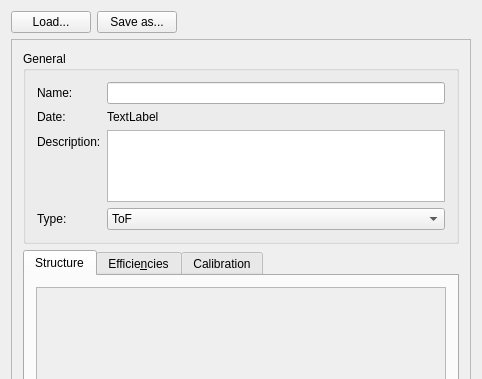
The window that ui_files/ui_request_detector_settings.ui (JYU-IBA/potku) describes before a commit, drawn with Qt 5; both pictures show x 0 to 482 and y 0 to 379 of the 482 by 636 pixel window.
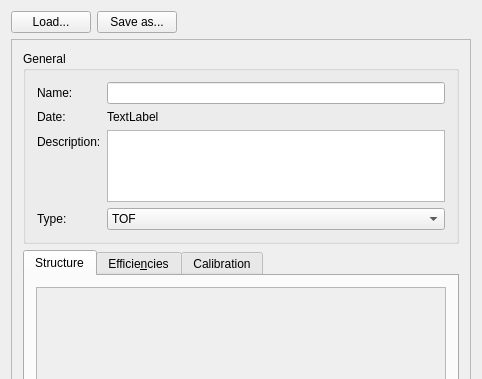
The same window after the commit. Icons and pictures are not drawn.

Commit message: Changed another ToF to TOF.

```diff
--- a/ui_files/ui_request_detector_settings.ui
+++ b/ui_files/ui_request_detector_settings.ui
@@ -213,7 +213,7 @@
                 </property>
                 <item>
                  <property name="text">
-                  <string>ToF</string>
+                  <string>TOF</string>
                  </property>
                 </item>
                </widget>
```
